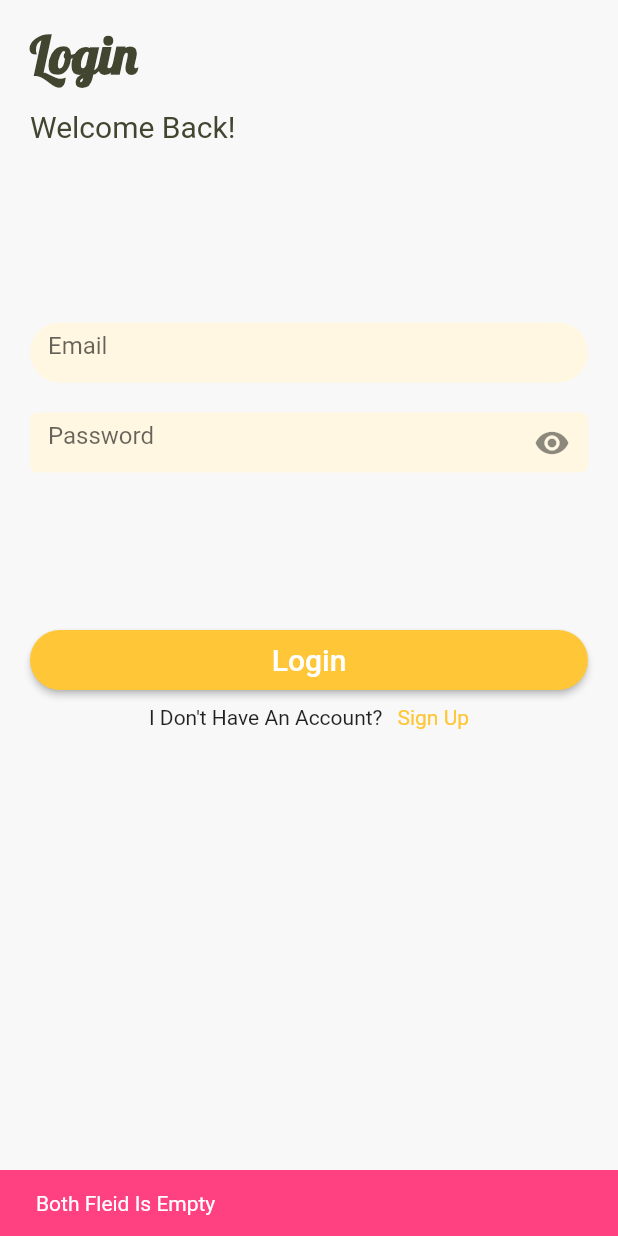
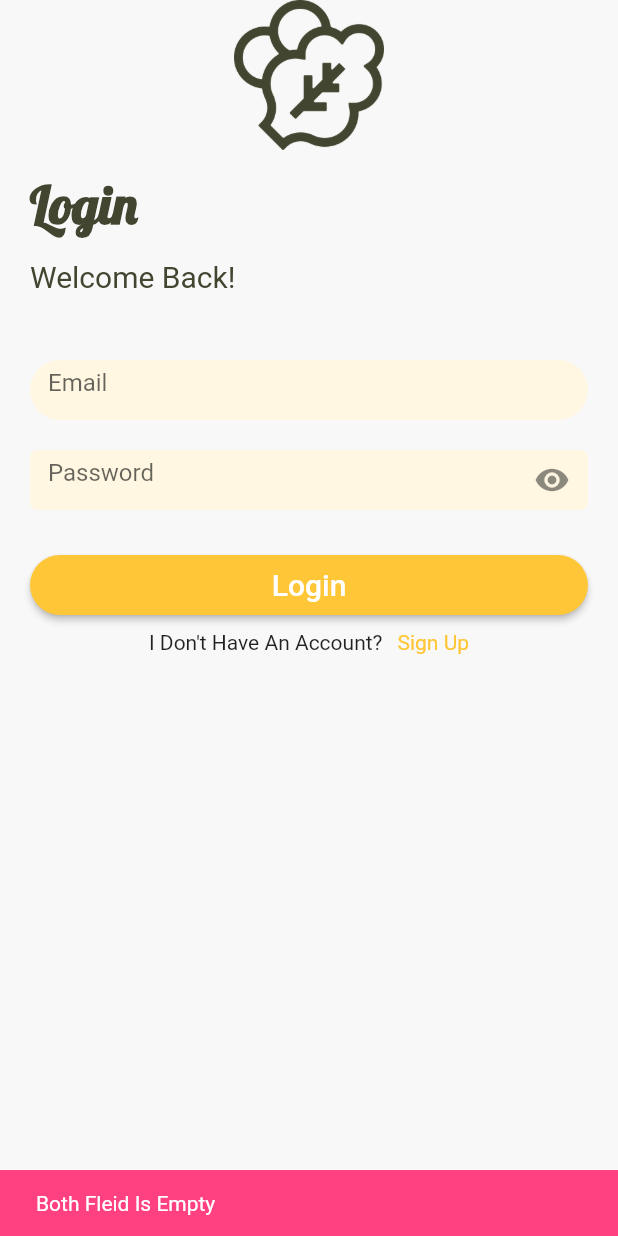
Before and after one commit to usmanhaider461/group-8, a Flutter app: the screen it shows after launch, after a tap on "Login", on a phone screen of 412 x 824 dp. Run offline on Flutter 3.47's test engine with Material 2 defaults, Android fonts, the light colour scheme and no system bars; our stand-ins replace carousel_pro, cloud_firestore, firebase_auth, firebase_core, image_picker; accounts and stored records are empty.

Commit message:
Splash Screen is added

```diff
--- a/lib/main.dart
+++ b/lib/main.dart
@@ -1,6 +1,5 @@
 import 'package:flutter/material.dart';
-import 'package:group_8/screens/detail_screen.dart';
-import 'package:group_8/screens/login.dart';
+import 'package:group_8/screens/splash_screen.dart';
 import 'package:firebase_core/firebase_core.dart';
 
 void main() async {
@@ -34,7 +33,7 @@ class MyApp extends StatelessWidget {
       //     }
       //   },
       // ),
-      home: Login(),
+      home: SplashScreen(),
     );
   }
 }
--- a/lib/screens/login.dart
+++ b/lib/screens/login.dart
@@ -101,13 +101,12 @@ class _LoginState extends State<Login> {
     }
   }
 
-
   final TextEditingController password = TextEditingController();
 
   Widget _buildAllTextFormFiledPlace() {
     return Center(
       child: Container(
-        height: 300,
+        height: 150,
         width: double.infinity,
         child: Column(
           mainAxisAlignment: MainAxisAlignment.center,
@@ -167,6 +166,13 @@ class _LoginState extends State<Login> {
           padding: EdgeInsets.symmetric(horizontal: 20),
           child: Column(
             children: [
+              Container(
+                child: Image.asset(
+                  'assets/logo-dark.png',
+                  height: 100,
+                  width: 100,
+                ),
+              ),
               TopTitle(
                 subTitle: "Welcome Back!",
                 title: "Login",
--- /dev/null
+++ b/lib/screens/splash_screen.dart
@@ -0,0 +1,25 @@
+import 'dart:async';
+import 'package:flutter/material.dart';
+import 'package:group_8/screens/login.dart';
+
+class SplashScreen extends StatefulWidget {
+  @override
+  _SplashScreenState createState() => _SplashScreenState();
+}
+
+class _SplashScreenState extends State<SplashScreen> {
+  @override
+  void initState() {
+    super.initState();
+    Timer(
+        Duration(seconds: 3),
+        () => Navigator.pushReplacement(
+            context, MaterialPageRoute(builder: (context) => Login())));
+  }
+
+  @override
+  Widget build(BuildContext context) {
+    return Container(
+        color: Colors.white, child: Image.asset('images/SplashScreen.png'));
+  }
+}
```
Also changed, not shown: images/SplashScreen.png (added). Lines whose indentation alone changed are shown as unchanged.
